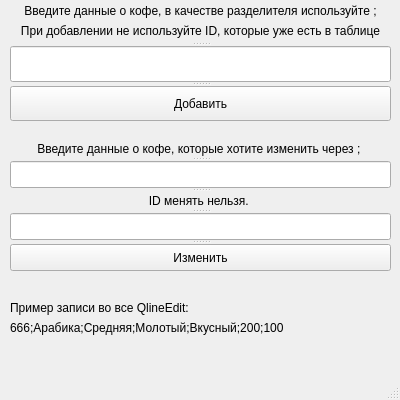
The window that addEditCoffeeForm.ui (valera-creator/Cappuccino) describes before a commit, drawn with Qt 5.
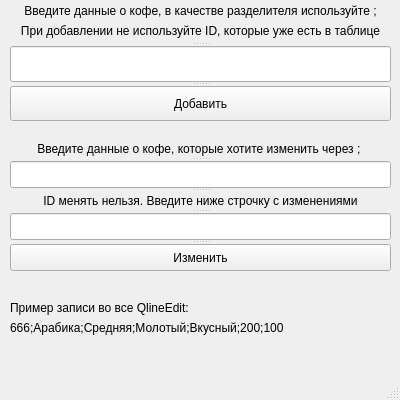
The same window after the commit.

Commit message: уточнение про id и ввод

Patch:
```diff
--- a/addEditCoffeeForm.ui
+++ b/addEditCoffeeForm.ui
@@ -75,7 +75,7 @@
     <widget class="QLineEdit" name="check_text_lineedit"/>
     <widget class="QLabel" name="label_3">
      <property name="text">
-      <string>ID менять нельзя. </string>
+      <string>ID менять нельзя. Введите ниже строчку с изменениями</string>
      </property>
      <property name="alignment">
       <set>Qt::AlignCenter</set>
```
